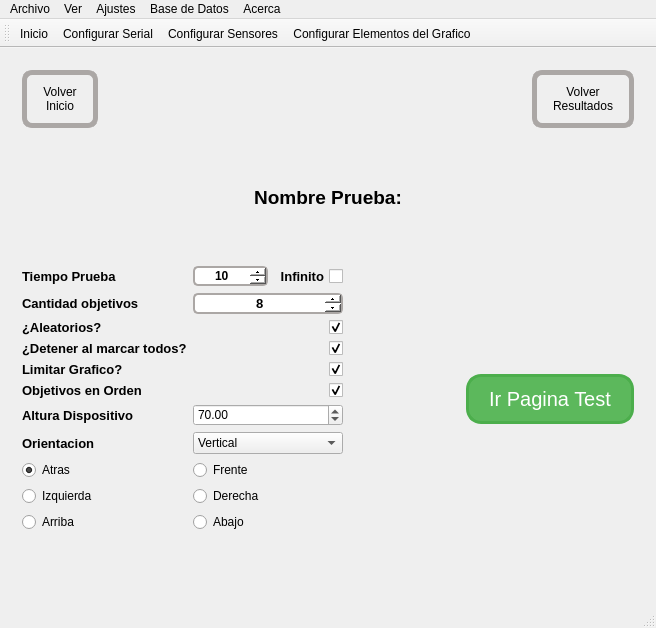
Old version of the form mainwindow.ui in the repository hectorda/Bio-Feedback.
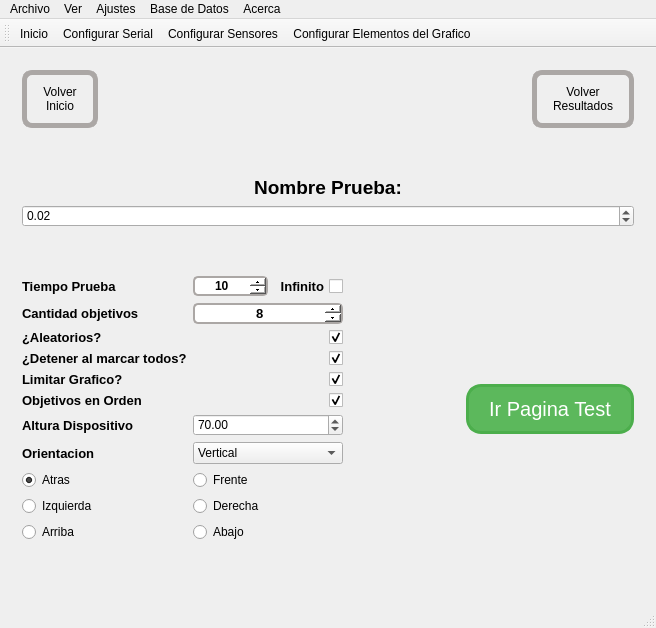
New version of the form. The open tabs and pages were chosen to show the change. Icons and pictures are not drawn. Custom widgets are drawn as their Qt base class.

```diff
--- a/mainwindow.ui
+++ b/mainwindow.ui
@@ -553,6 +553,16 @@
           </property>
          </widget>
         </item>
+        <item>
+         <widget class="QDoubleSpinBox" name="doubleSpinBoxAlphaFiltroComp">
+          <property name="singleStep">
+           <double>0.010000000000000</double>
+          </property>
+          <property name="value">
+           <double>0.020000000000000</double>
+          </property>
+         </widget>
+        </item>
         <item>
          <spacer name="verticalSpacer_9">
           <property name="orientation">
```
Left out of the diff: 2 changed lines with no effect on the pictures.
